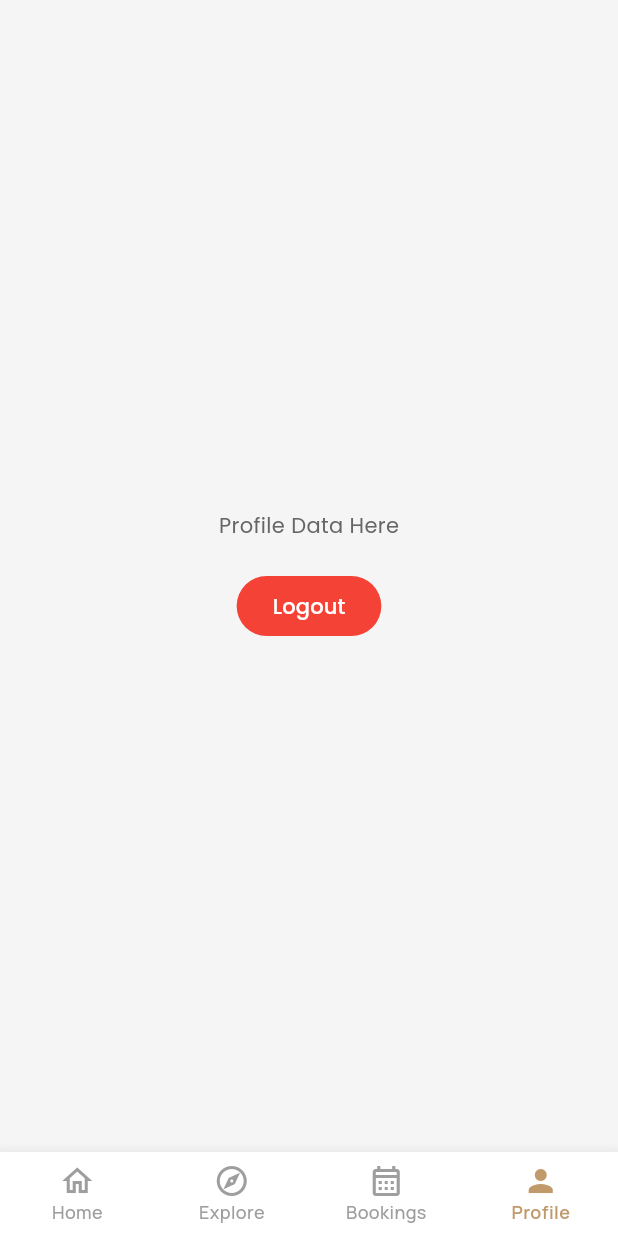
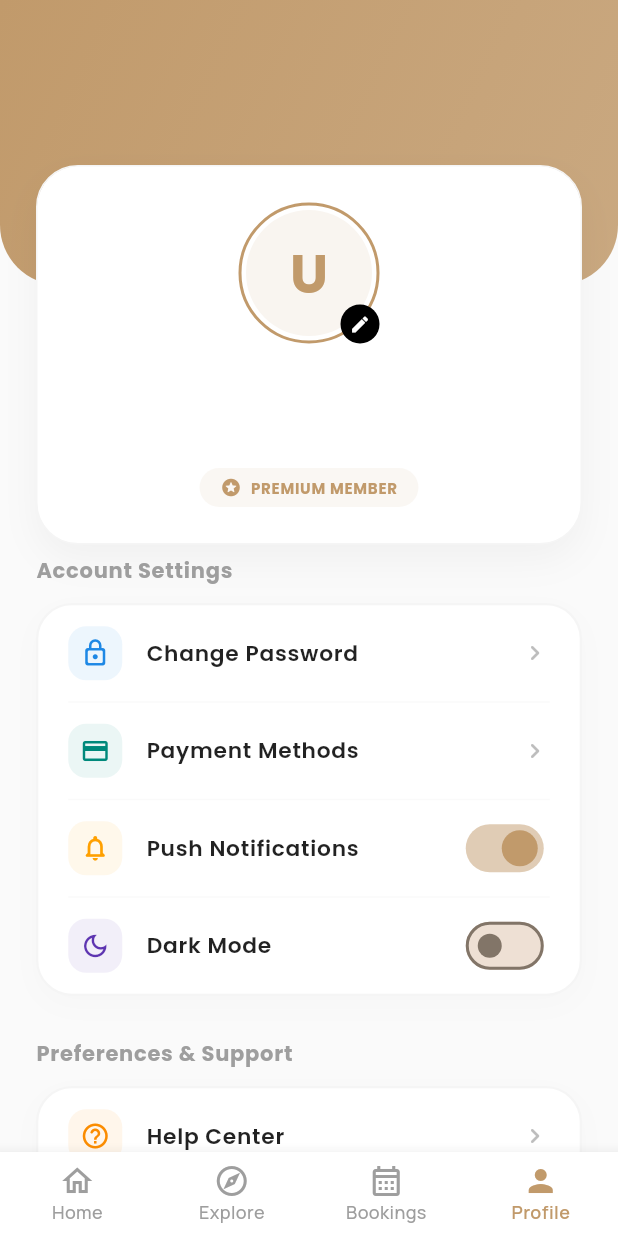
Before and after one commit to ANKITDANDOTIYA/StylenCut, a Flutter app: the MainScreen screen opened directly, item 4 of the bottom bar chosen, on a phone screen of 412 x 824 dp. Run offline on Flutter 3.47's test engine with Material 3 defaults, Android fonts, the phone set to English and light mode, and no system bars; our stand-ins replace google_fonts, image_picker, shared_preferences; accounts and stored records are empty; network calls fail.

Commit message:
Profile Screen

```diff
--- a/lib/screens/main_screen.dart
+++ b/lib/screens/main_screen.dart
@@ -2,9 +2,7 @@ import 'package:flutter/material.dart';
 import 'package:google_fonts/google_fonts.dart';
 import 'package:barber_flow/screens/home_screen.dart';
 import 'package:barber_flow/screens/user/my_bookings_screen.dart';
-import 'package:barber_flow/screens/admin/admin_main_screen.dart';
-import 'package:barber_flow/services/auth_service.dart';
-import 'package:barber_flow/screens/auth/login_screen.dart';
+import 'package:barber_flow/screens/user/profile_screen.dart';
 
 class MainScreen extends StatefulWidget {
   final int initialIndex;
@@ -17,22 +15,11 @@ class MainScreen extends StatefulWidget {
 
 class _MainScreenState extends State<MainScreen> {
   late int _currentIndex;
-  String _role = 'user';
 
   @override
   void initState() {
     super.initState();
     _currentIndex = widget.initialIndex;
-    _loadRole();
-  }
-
-  Future<void> _loadRole() async {
-    final role = await AuthService.getRole();
-    if (mounted) {
-      setState(() {
-        _role = role ?? 'user';
-      });
-    }
   }
 
   @override
@@ -41,44 +28,7 @@ class _MainScreenState extends State<MainScreen> {
       const HomeScreen(),
       const Scaffold(body: Center(child: Text('Explore Data Here'))),
       const MyBookingsScreen(),
-      Scaffold(
-        body: Center(
-          child: Column(
-            mainAxisAlignment: MainAxisAlignment.center,
-            children: [
-              const Text('Profile Data Here'),
-              const SizedBox(height: 20),
-              if (_role == 'admin') ...[
-                ElevatedButton(
-                  onPressed: () {
-                    Navigator.of(context).pushReplacement(
-                      MaterialPageRoute(builder: (_) => const AdminMainScreen()),
-                    );
-                  },
-                  child: const Text('Go to Admin Panel'),
-                ),
-                const SizedBox(height: 20),
-              ],
-              ElevatedButton(
-                onPressed: () async {
-                  await AuthService.logout();
-                  if (context.mounted) {
-                    Navigator.of(context).pushAndRemoveUntil(
-                      MaterialPageRoute(builder: (_) => const LoginScreen()),
-                      (route) => false,
-                    );
-                  }
-                },
-                style: ElevatedButton.styleFrom(
-                  backgroundColor: Colors.red,
-                  foregroundColor: Colors.white,
-                ),
-                child: const Text('Logout'),
-              ),
-            ],
-          ),
-        ),
-      ),
+      const ProfileScreen(),
     ];
 
     return Scaffold(
--- /dev/null
+++ b/lib/screens/user/profile_screen.dart
@@ -0,0 +1,520 @@
+import 'package:flutter/material.dart';
+import 'package:google_fonts/google_fonts.dart';
+import 'package:barber_flow/services/auth_service.dart';
+import 'package:barber_flow/screens/auth/login_screen.dart';
+import 'package:barber_flow/screens/admin/admin_main_screen.dart';
+
+class ProfileScreen extends StatefulWidget {
+  const ProfileScreen({super.key});
+
+  @override
+  State<ProfileScreen> createState() => _ProfileScreenState();
+}
+
+class _ProfileScreenState extends State<ProfileScreen> {
+  String _userName = 'Guest Client';
+  String _userEmail = 'client@barberflow.com';
+  String _userRole = 'user';
+  bool _isLoading = true;
+
+  // Modern UI states
+  bool _pushNotifications = true;
+  bool _darkMode = false;
+
+  @override
+  void initState() {
+    super.initState();
+    _loadUserProfile();
+  }
+
+  Future<void> _loadUserProfile() async {
+    try {
+      final name = await AuthService.getUserName();
+      final role = await AuthService.getRole();
+
+      // Attempt to retrieve email (with fallback)
+      final email = await AuthService.getUserEmail();
+
+      if (mounted) {
+        setState(() {
+          _userName = name;
+          _userRole = role ?? 'user';
+          _userEmail = email;
+          _isLoading = false;
+        });
+      }
+    } catch (e) {
+      if (mounted) {
+        setState(() {
+          _isLoading = false;
+        });
+      }
+    }
+  }
+
+  void _showChangePasswordDialog() {
+    showDialog(
+      context: context,
+      builder: (context) => AlertDialog(
+        shape: RoundedRectangleBorder(borderRadius: BorderRadius.circular(20)),
+        title: Text(
+          'Change Password',
+          style: GoogleFonts.manrope(fontWeight: FontWeight.bold),
+        ),
+        content: Column(
+          mainAxisSize: MainAxisSize.min,
+          children: [
+            const TextField(
+              obscureText: true,
+              decoration: InputDecoration(labelText: 'Current Password'),
+            ),
+            const SizedBox(height: 12),
+            const TextField(
+              obscureText: true,
+              decoration: InputDecoration(labelText: 'New Password'),
+            ),
+            const SizedBox(height: 12),
+            const TextField(
+              obscureText: true,
+              decoration: InputDecoration(labelText: 'Confirm New Password'),
+            ),
+          ],
+        ),
+        actions: [
+          TextButton(
+            onPressed: () => Navigator.pop(context),
+            child: const Text('Cancel'),
+          ),
+          ElevatedButton(
+            onPressed: () {
+              Navigator.pop(context);
+              ScaffoldMessenger.of(context).showSnackBar(
+                const SnackBar(content: Text('Password updated successfully')),
+              );
+            },
+            child: const Text('Update'),
+          ),
+        ],
+      ),
+    );
+  }
+
+  @override
+  Widget build(BuildContext context) {
+    if (_isLoading) {
+      return const Scaffold(
+        body: Center(child: CircularProgressIndicator()),
+      );
+    }
+
+    final primaryColor = Theme.of(context).primaryColor;
+
+    return Scaffold(
+      backgroundColor: Colors.grey.shade50,
+      body: SingleChildScrollView(
+        child: Column(
+          children: [
+            // Header Curve & User Profile Summary Card
+            Stack(
+              clipBehavior: Clip.none,
+              alignment: Alignment.center,
+              children: [
+                Container(
+                  height: 190,
+                  width: double.infinity,
+                  decoration: BoxDecoration(
+                    gradient: LinearGradient(
+                      begin: Alignment.topLeft,
+                      end: Alignment.bottomRight,
+                      colors: [
+                        primaryColor,
+                        primaryColor.withOpacity(0.85),
+                      ],
+                    ),
+                    borderRadius: const BorderRadius.only(
+                      bottomLeft: Radius.circular(40),
+                      bottomRight: Radius.circular(40),
+                    ),
+                  ),
+                ),
+                Positioned(
+                  top: 110,
+                  child: Container(
+                    width: MediaQuery.of(context).size.width - 48,
+                    padding: const EdgeInsets.all(24),
+                    decoration: BoxDecoration(
+                      color: Colors.white,
+                      borderRadius: BorderRadius.circular(28),
+                      boxShadow: [
+                        BoxShadow(
+                          color: Colors.black.withOpacity(0.04),
+                          blurRadius: 20,
+                          offset: const Offset(0, 10),
+                        ),
+                      ],
+                      border: Border.all(color: Colors.grey.shade100),
+                    ),
+                    child: Column(
+                      children: [
+                        // User Avatar
+                        Stack(
+                          alignment: Alignment.bottomRight,
+                          children: [
+                            Container(
+                              padding: const EdgeInsets.all(3),
+                              decoration: BoxDecoration(
+                                shape: BoxShape.circle,
+                                border: Border.all(color: primaryColor, width: 2),
+                              ),
+                              child: CircleAvatar(
+                                radius: 42,
+                                backgroundColor: primaryColor.withOpacity(0.1),
+                                child: Text(
+                                  _userName.isNotEmpty ? _userName[0].toUpperCase() : 'U',
+                                  style: GoogleFonts.poppins(
+                                    fontSize: 36,
+                                    fontWeight: FontWeight.bold,
+                                    color: primaryColor,
+                                  ),
+                                ),
+                              ),
+                            ),
+                            Container(
+                              padding: const EdgeInsets.all(6),
+                              decoration: const BoxDecoration(
+                                color: Colors.black,
+                                shape: BoxShape.circle,
+                              ),
+                              child: const Icon(
+                                Icons.edit,
+                                color: Colors.white,
+                                size: 14,
+                              ),
+                            ),
+                          ],
+                        ),
+                        const SizedBox(height: 16),
+                        Text(
+                          _userName,
+                          textAlign: TextAlign.center,
+                          style: GoogleFonts.poppins(
+                            fontSize: 22,
+                            fontWeight: FontWeight.bold,
+                            color: Colors.black87,
+                          ),
+                        ),
+                        const SizedBox(height: 4),
+                        Text(
+                          _userEmail,
+                          textAlign: TextAlign.center,
+                          style: GoogleFonts.manrope(
+                            fontSize: 14,
+                            color: Colors.grey.shade500,
+                            fontWeight: FontWeight.w500,
+                          ),
+                        ),
+                        const SizedBox(height: 12),
+                        // Role / Membership Pill Badge
+                        Container(
+                          padding: const EdgeInsets.symmetric(horizontal: 14, vertical: 6),
+                          decoration: BoxDecoration(
+                            color: primaryColor.withOpacity(0.08),
+                            borderRadius: BorderRadius.circular(30),
+                          ),
+                          child: Row(
+                            mainAxisSize: MainAxisSize.min,
+                            children: [
+                              Icon(
+                                _userRole == 'admin' ? Icons.security : Icons.stars_rounded,
+                                size: 14,
+                                color: primaryColor,
+                              ),
+                              const SizedBox(width: 6),
+                              Text(
+                                _userRole == 'admin' ? 'ADMINISTRATOR' : 'PREMIUM MEMBER',
+                                style: GoogleFonts.poppins(
+                                  fontSize: 10,
+                                  fontWeight: FontWeight.bold,
+                                  letterSpacing: 0.5,
+                                  color: primaryColor,
+                                ),
+                              ),
+                            ],
+                          ),
+                        ),
+                      ],
+                    ),
+                  ),
+                ),
+              ],
+            ),
+
+            // Push content below stack overlap
+            const SizedBox(height: 180),
+
+            // Profile Sections List
+            Padding(
+              padding: const EdgeInsets.symmetric(horizontal: 24.0),
+              child: Column(
+                crossAxisAlignment: CrossAxisAlignment.start,
+                children: [
+                  // Section: Admin Panel (If user is Admin)
+                  if (_userRole == 'admin') ...[
+                    Text(
+                      'Administrative Access',
+                      style: GoogleFonts.poppins(
+                        fontSize: 14,
+                        fontWeight: FontWeight.bold,
+                        color: Colors.grey.shade500,
+                        letterSpacing: 0.5,
+                      ),
+                    ),
+                    const SizedBox(height: 12),
+                    Container(
+                      decoration: BoxDecoration(
+                        color: Colors.white,
+                        borderRadius: BorderRadius.circular(20),
+                        border: Border.all(color: primaryColor.withOpacity(0.15)),
+                        boxShadow: [
+                          BoxShadow(
+                            color: primaryColor.withOpacity(0.02),
+                            blurRadius: 10,
+                            offset: const Offset(0, 4),
+                          ),
+                        ],
+                      ),
+                      child: ListTile(
+                        contentPadding: const EdgeInsets.symmetric(horizontal: 20, vertical: 6),
+                        leading: CircleAvatar(
+                          backgroundColor: primaryColor.withOpacity(0.1),
+                          child: Icon(Icons.admin_panel_settings, color: primaryColor),
+                        ),
+                        title: Text(
+                          'Go to Admin Panel',
+                          style: GoogleFonts.poppins(
+                            fontWeight: FontWeight.bold,
+                            fontSize: 15,
+                            color: primaryColor,
+                          ),
+                        ),
+                        subtitle: Text(
+                          'Manage bookings, salons & barbers',
+                          style: GoogleFonts.manrope(
+                            fontSize: 12,
+                            color: Colors.grey.shade600,
+                          ),
+                        ),
+                        trailing: Icon(Icons.chevron_right_rounded, color: primaryColor),
+                        onTap: () {
+                          Navigator.of(context).pushReplacement(
+                            MaterialPageRoute(builder: (_) => const AdminMainScreen()),
+                          );
+                        },
+                      ),
+                    ),
+                    const SizedBox(height: 28),
+                  ],
+
+                  // Section: Account Settings
+                  Text(
+                    'Account Settings',
+                    style: GoogleFonts.poppins(
+                      fontSize: 14,
+                      fontWeight: FontWeight.bold,
+                      color: Colors.grey.shade500,
+                      letterSpacing: 0.5,
+                    ),
+                  ),
+                  const SizedBox(height: 12),
+                  _buildSectionContainer([
+                    _buildSettingsTile(
+                      icon: Icons.lock_outline_rounded,
+                      iconColor: Colors.blue.shade600,
+                      title: 'Change Password',
+                      onTap: _showChangePasswordDialog,
+                    ),
+                    _buildDivider(),
+                    _buildSettingsTile(
+                      icon: Icons.payment_outlined,
+                      iconColor: Colors.teal.shade600,
+                      title: 'Payment Methods',
+                      onTap: () {},
+                    ),
+                    _buildDivider(),
+                    _buildSettingsTile(
+                      icon: Icons.notifications_none_rounded,
+                      iconColor: Colors.amber.shade700,
+                      title: 'Push Notifications',
+                      trailing: Switch(
+                        value: _pushNotifications,
+                        onChanged: (val) {
+                          setState(() {
+                            _pushNotifications = val;
+                          });
+                        },
+                        activeColor: primaryColor,
+                      ),
+                    ),
+                    _buildDivider(),
+                    _buildSettingsTile(
+                      icon: Icons.dark_mode_outlined,
+                      iconColor: Colors.deepPurple.shade600,
+                      title: 'Dark Mode',
+                      trailing: Switch(
+                        value: _darkMode,
+                        onChanged: (val) {
+                          setState(() {
+                            _darkMode = val;
+                          });
+                        },
+                        activeColor: primaryColor,
+                      ),
+                    ),
+                  ]),
+
+                  const SizedBox(height: 28),
+
+                  // Section: Preferences & Support
+                  Text(
+                    'Preferences & Support',
+                    style: GoogleFonts.poppins(
+                      fontSize: 14,
+                      fontWeight: FontWeight.bold,
+                      color: Colors.grey.shade500,
+                      letterSpacing: 0.5,
+                    ),
+                  ),
+                  const SizedBox(height: 12),
+                  _buildSectionContainer([
+                    _buildSettingsTile(
+                      icon: Icons.help_outline_rounded,
+                      iconColor: Colors.orange.shade600,
+                      title: 'Help Center',
+                      onTap: () {},
+                    ),
+                    _buildDivider(),
+                    _buildSettingsTile(
+                      icon: Icons.shield_outlined,
+                      iconColor: Colors.blueGrey.shade600,
+                      title: 'Privacy Policy',
+                      onTap: () {},
+                    ),
+                    _buildDivider(),
+                    _buildSettingsTile(
+                      icon: Icons.info_outline_rounded,
+                      iconColor: Colors.indigo.shade600,
+                      title: 'About BarberFlow',
+                      onTap: () {},
+                    ),
+                  ]),
+
+                  const SizedBox(height: 36),
+
+                  // Section: Danger Zone / Actions
+                  ElevatedButton(
+                    onPressed: () async {
+                      await AuthService.logout();
+                      if (context.mounted) {
+                        Navigator.of(context).pushAndRemoveUntil(
+                          MaterialPageRoute(builder: (_) => const LoginScreen()),
+                          (route) => false,
+                        );
+                      }
+                    },
+                    style: ElevatedButton.styleFrom(
+                      backgroundColor: Colors.white,
+                      foregroundColor: Colors.red,
+                      side: const BorderSide(color: Color(0xFFFFCDD2)),
+                      elevation: 0,
+                      shadowColor: Colors.transparent,
+                      padding: const EdgeInsets.symmetric(vertical: 16),
+                      minimumSize: const Size(double.infinity, 50),
+                      shape: RoundedRectangleBorder(
+                        borderRadius: BorderRadius.circular(16),
+                      ),
+                    ),
+                    child: Row(
+                      mainAxisAlignment: MainAxisAlignment.center,
+                      children: [
+                        const Icon(Icons.logout_rounded, size: 20),
+                        const SizedBox(width: 8),
+                        Text(
+                          'Log Out Account',
+                          style: GoogleFonts.poppins(
+                            fontWeight: FontWeight.bold,
+                            fontSize: 15,
+                          ),
+                        ),
+                      ],
+                    ),
+                  ),
+                  const SizedBox(height: 48),
+                ],
+              ),
+            ),
+          ],
+        ),
+      ),
+    );
+  }
+
+  Widget _buildSectionContainer(List<Widget> children) {
+    return Container(
+      decoration: BoxDecoration(
+        color: Colors.white,
+        borderRadius: BorderRadius.circular(24),
+        border: Border.all(color: Colors.grey.shade100, width: 1.5),
+        boxShadow: [
+          BoxShadow(
+            color: Colors.black.withOpacity(0.015),
+            blurRadius: 16,
+            offset: const Offset(0, 6),
+          ),
+        ],
+      ),
+      child: Column(
+        children: children,
+      ),
+    );
+  }
+
+  Widget _buildSettingsTile({
+    required IconData icon,
+    required Color iconColor,
+    required String title,
+    Widget? trailing,
+    VoidCallback? onTap,
+  }) {
+    return ListTile(
+      contentPadding: const EdgeInsets.symmetric(horizontal: 20, vertical: 4),
+      leading: Container(
+        padding: const EdgeInsets.all(8),
+        decoration: BoxDecoration(
+          color: iconColor.withOpacity(0.08),
+          borderRadius: BorderRadius.circular(12),
+        ),
+        child: Icon(icon, color: iconColor, size: 20),
+      ),
+      title: Text(
+        title,
+        style: GoogleFonts.poppins(
+          fontWeight: FontWeight.w600,
+          fontSize: 14.5,
+          color: Colors.black87,
+        ),
+      ),
+      trailing: trailing ?? Icon(Icons.chevron_right_rounded, color: Colors.grey.shade400, size: 20),
+      onTap: onTap,
+    );
+  }
+
+  Widget _buildDivider() {
+    return Divider(
+      color: Colors.grey.shade50,
+      height: 1,
+      thickness: 1,
+      indent: 20,
+      endIndent: 20,
+    );
+  }
+}
--- a/lib/services/auth_service.dart
+++ b/lib/services/auth_service.dart
@@ -24,6 +24,7 @@ class AuthService {
         await prefs.setString('token', data['token']);
         await prefs.setString('role', data['role'] ?? 'user');
         await prefs.setString('name', data['user']['name'] ?? '');
+        await prefs.setString('email', data['user']['email'] ?? '');
         final userId = data['user']['id'];
         if (userId != null) {
           await prefs.setInt('userId', userId is int ? userId : (int.tryParse(userId.toString()) ?? -1));
@@ -70,6 +71,7 @@ class AuthService {
     await prefs.remove('token');
     await prefs.remove('role');
     await prefs.remove('name');
+    await prefs.remove('email');
     await prefs.remove('userId');
   }
 
@@ -94,4 +96,9 @@ class AuthService {
     final prefs = await SharedPreferences.getInstance();
     return prefs.getString('name') ?? 'Guest Client';
   }
+
+  static Future<String> getUserEmail() async {
+    final prefs = await SharedPreferences.getInstance();
+    return prefs.getString('email') ?? 'client@barberflow.com';
+  }
 }
```
